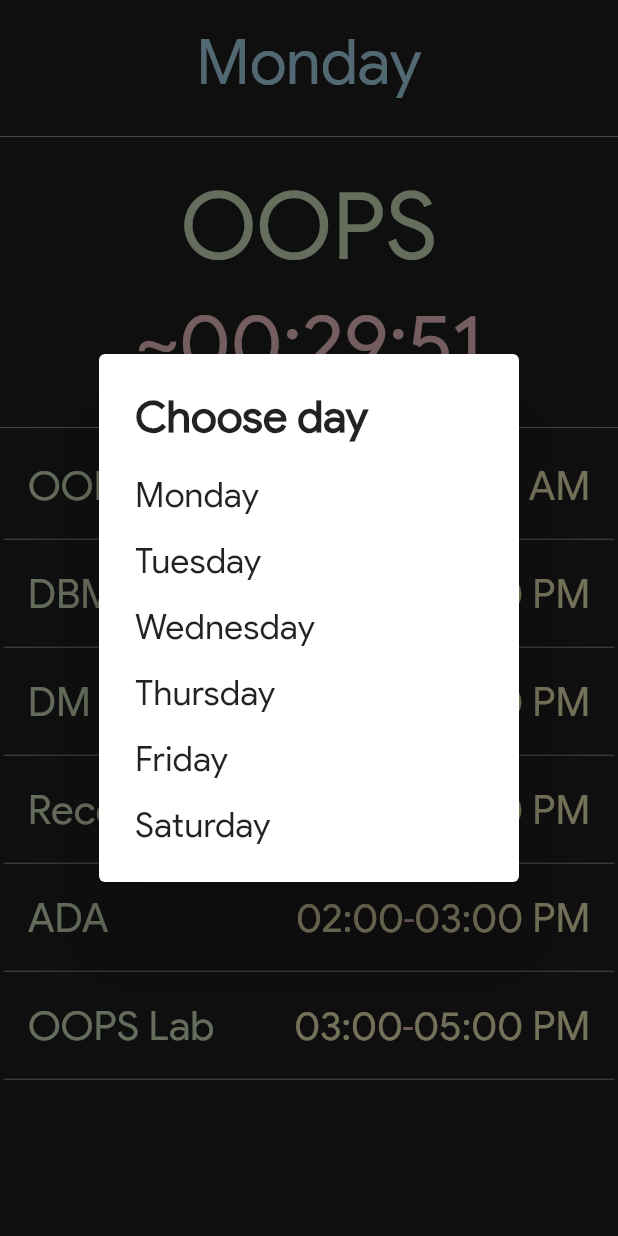
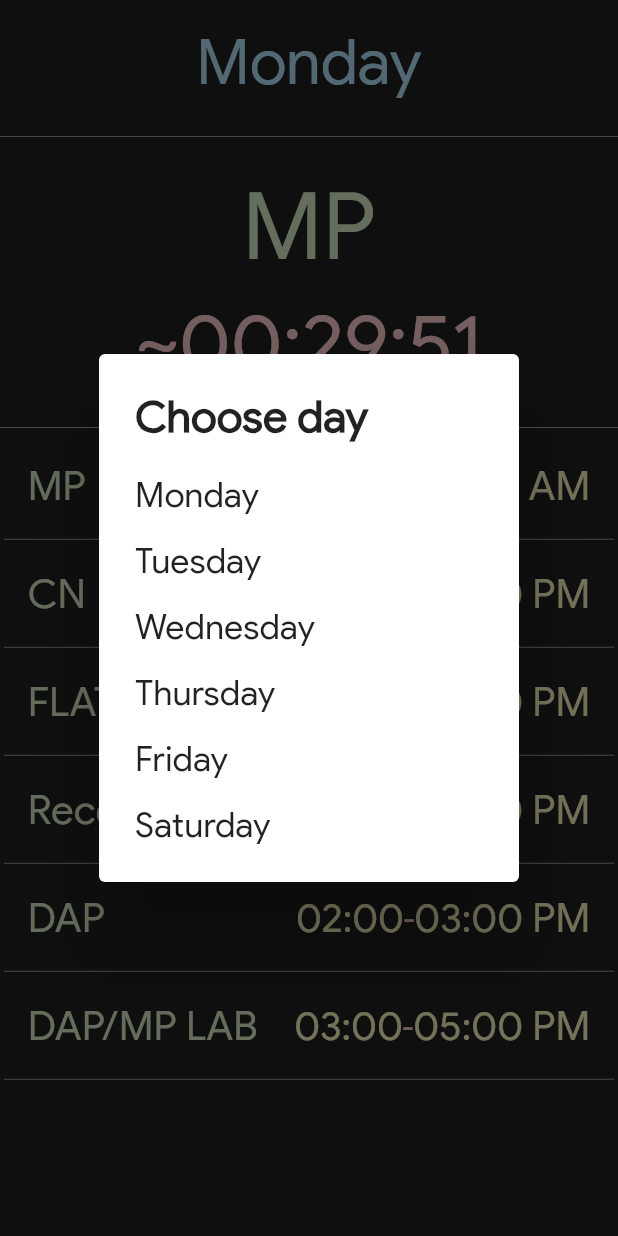
Before and after one commit to uditkarode/FlutterTimeTable, a Flutter app: the screen it shows after launch, after a tap on "Monday", on a phone screen of 412 x 824 dp. Run offline on Flutter 3.47's test engine with Material 2 defaults, Android fonts, the phone set to English and light mode, and no system bars.

Commit message:
Update utils.dart
Updated as per new offline timetable sem-5

```diff
--- a/lib/utils.dart
+++ b/lib/utils.dart
@@ -7,61 +7,60 @@ import 'models.dart';
 void assignTimeTable(String currentDay) {
   timeTable.clear();
   switch (currentDay) {
+
     case "Monday":
-      timeTable.add(Period("OOPS", 60));
-      timeTable.add(Period("DBMS", 60));
-      timeTable.add(Period("DM", 60));
+      timeTable.add(Period("MP", 60));
+      timeTable.add(Period("CN", 60));
+      timeTable.add(Period("FLAT", 60));
       timeTable.add(Period("Recess", 60));
-      timeTable.add(Period("ADA", 60));
-      timeTable.add(Period("OOPS Lab", 120));
+      timeTable.add(Period("DAP", 60));
+      timeTable.add(Period("DAP/MP LAB", 120));
       break;
 
     case "Tuesday":
-      timeTable.add(Period("DM", 60));
-      timeTable.add(Period("CSA", 60));
-      timeTable.add(Period("ADA", 60));
+      timeTable.add(Period("E1", 60));
+      timeTable.add(Period("MP", 60));
+      timeTable.add(Period("CN", 60));
       timeTable.add(Period("Recess", 60));
-      timeTable.add(Period("OOPS", 60));
-      timeTable.add(Period("CSI", 120));
+      timeTable.add(Period("FLAT", 60));
+      timeTable.add(Period("CN/PROJECT LAB", 120));
       break;
 
     case "Wednesday":
-      timeTable.add(Period("OOPS", 60));
-      timeTable.add(Period("DM", 60));
-      timeTable.add(Period("DBMS", 60));
+      timeTable.add(Period("DAP", 60));
+      timeTable.add(Period("E1", 60));
+      timeTable.add(Period("MP", 60));
       timeTable.add(Period("Rececss", 60));
-      timeTable.add(Period("CSA", 60));
-      timeTable.add(Period("Virtual Lab", 120));
+      timeTable.add(Period("CN", 60));
+      timeTable.add(Period("EVS", 120));
       break;
 
     case "Thursday":
-      timeTable.add(Period("CSA", 60));
-      timeTable.add(Period("ADA", 60));
-      timeTable.add(Period("OOPS", 60));
+      timeTable.add(Period("FLAT", 60));
+      timeTable.add(Period("DAP", 60));
+      timeTable.add(Period("E1", 60));
       timeTable.add(Period("Recess", 60));
-      timeTable.add(Period("DM", 60));
-      timeTable.add(Period("CSA/HW Lab", 120));
+      timeTable.add(Period("MP", 60));
+      timeTable.add(Period("PROJECT/CN LAB", 120));
       break;
 
     case "Friday":
-      timeTable.add(Period("DBMS", 60));
-      timeTable.add(Period("ADA", 60));
-      timeTable.add(Period("CSA", 60));
+      timeTable.add(Period("CN", 60));
+      timeTable.add(Period("FLAT", 60));
+      timeTable.add(Period("DAP", 60));
       timeTable.add(Period("Recess", 60));
-      timeTable.add(Period("DM", 60));
-      timeTable.add(Period("DBMS Lab", 120));
+      timeTable.add(Period("E1", 60));
+      timeTable.add(Period("MP/DAP LAB", 120));
       break;
 
     case "Saturday":
-      timeTable.add(Period("ADA", 60));
-      timeTable.add(Period("DBMS", 60));
-      timeTable.add(Period("CSA", 60));
-      timeTable.add(Period("OOPS", 60));
+      timeTable.add(Period("Fun-day", 14 * 60));
       break;
 
     case "Sunday":
       timeTable.add(Period("Fun-day", 14 * 60));
       break;
+
   }
   setupExactTimes();
 }
```
